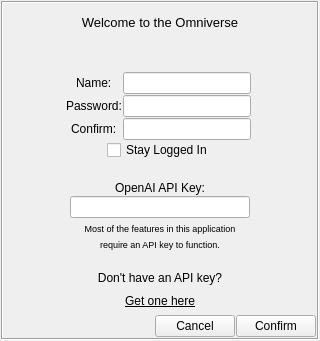
First picture: the form in gui/components/user_creation_widget.ui, repository mdb42/omniverse, before the edit.
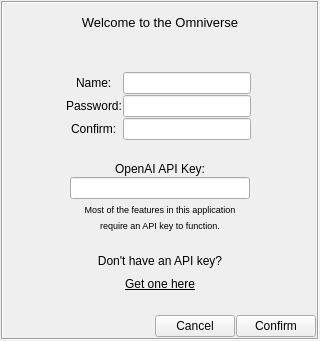
Second picture: the form after the edit.

The edit to the form file:
```diff
--- a/gui/components/user_creation_widget.ui
+++ b/gui/components/user_creation_widget.ui
@@ -307,44 +307,7 @@
                </widget>
               </item>
               <item>
-               <layout class="QHBoxLayout" name="horizontalLayout_6">
-                <item>
-                 <spacer name="horizontalSpacer_4">
-                  <property name="orientation">
-                   <enum>Qt::Horizontal</enum>
-                  </property>
-                  <property name="sizeHint" stdset="0">
-                   <size>
-                    <width>40</width>
-                    <height>20</height>
-                   </size>
-                  </property>
-                 </spacer>
-                </item>
-                <item>
-                 <widget class="QCheckBox" name="checkBox">
-                  <property name="text">
-                   <string>Stay Logged In</string>
-                  </property>
-                  <property name="checked">
-                   <bool>false</bool>
-                  </property>
-                 </widget>
-                </item>
-                <item>
-                 <spacer name="horizontalSpacer_5">
-                  <property name="orientation">
-                   <enum>Qt::Horizontal</enum>
-                  </property>
-                  <property name="sizeHint" stdset="0">
-                   <size>
-                    <width>40</width>
-                    <height>20</height>
-                   </size>
-                  </property>
-                 </spacer>
-                </item>
-               </layout>
+               <layout class="QHBoxLayout" name="horizontalLayout_6"/>
               </item>
              </layout>
             </item>
@@ -523,6 +486,19 @@
               </item>
              </layout>
             </item>
+            <item>
+             <spacer name="verticalSpacer_3">
+              <property name="orientation">
+               <enum>Qt::Vertical</enum>
+              </property>
+              <property name="sizeHint" stdset="0">
+               <size>
+                <width>20</width>
+                <height>5</height>
+               </size>
+              </property>
+             </spacer>
+            </item>
            </layout>
           </item>
           <item>
```
Left out of the diff: 30 changed lines with no effect on the pictures.
